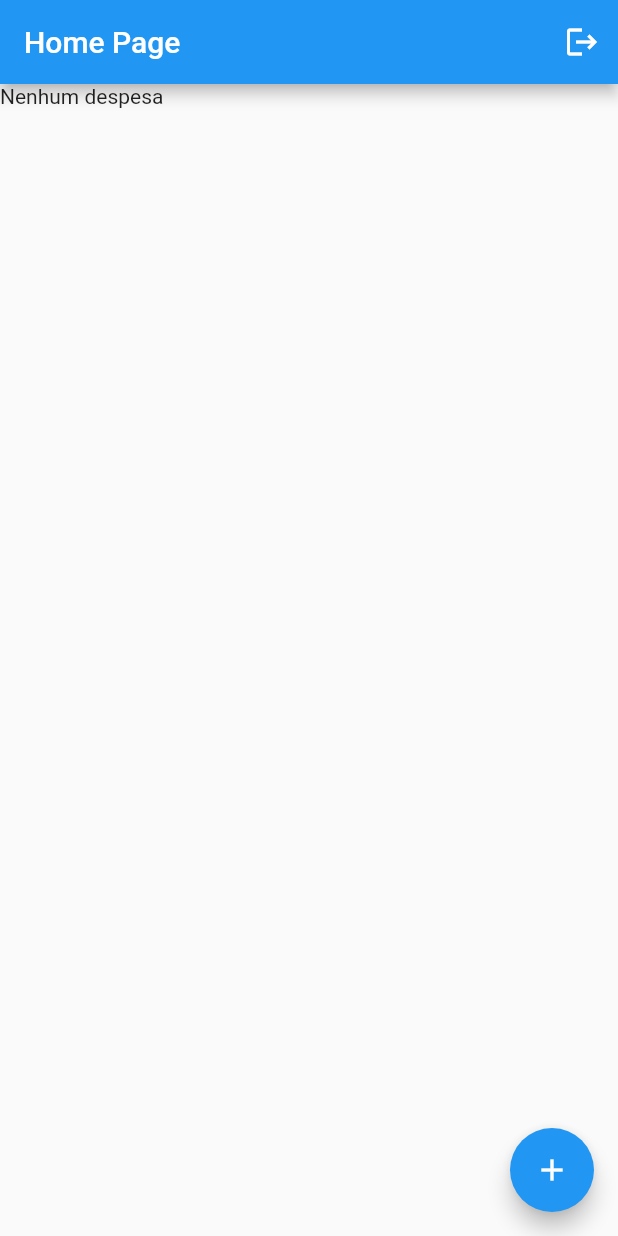
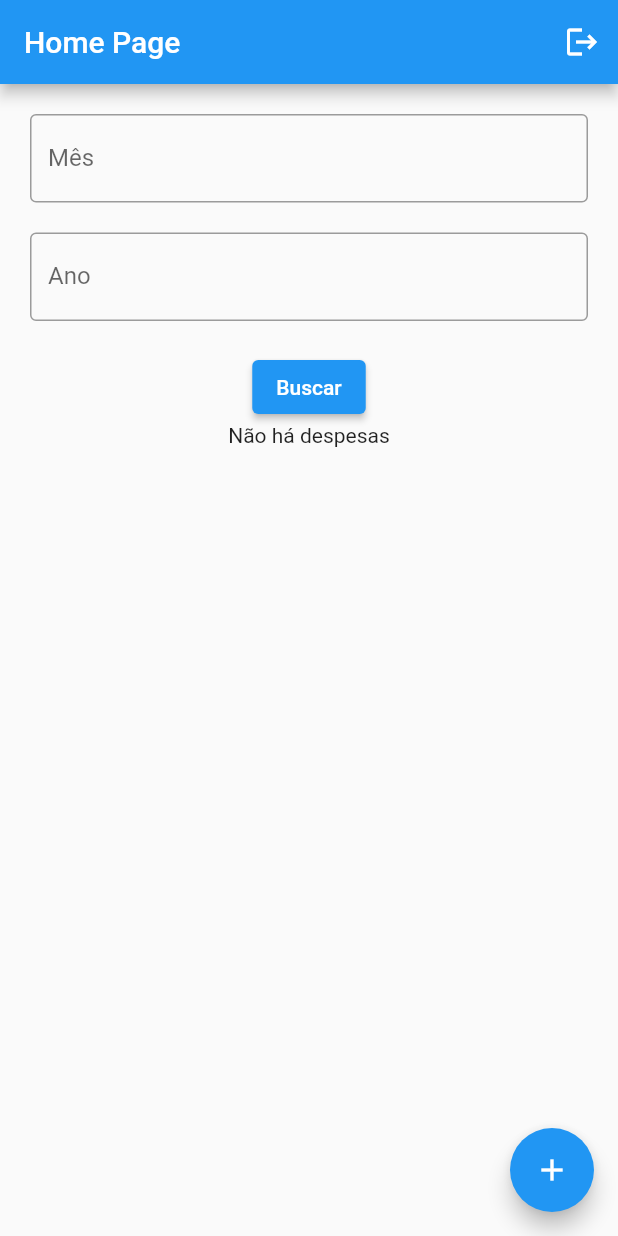
Before and after one commit to gahmorais/desafio_modulo_4_flutter, a Flutter app: the screen it shows once a user with an empty profile is signed in, on a phone screen of 412 x 824 dp. Run offline on Flutter 3.47's test engine with Material 2 defaults, Android fonts, the phone set to English and light mode, and no system bars; our stand-ins replace firebase_auth, firebase_core, firebase_database; accounts and stored records are empty.

Commit message:
Realizado implementação de busca e atualização dos dados. Exibição do saldo total do mes

```diff
--- a/lib/pages/home_page.dart
+++ b/lib/pages/home_page.dart
@@ -1,12 +1,8 @@
-import 'dart:convert';
-
 import 'package:desafio_modulo_4/data/database.dart';
 import 'package:desafio_modulo_4/despesa.dart';
 import 'package:desafio_modulo_4/pages/insert_expense.dart';
 import 'package:desafio_modulo_4/services/AuthService.dart';
 import 'package:firebase_auth/firebase_auth.dart';
-import 'package:firebase_database/ui/firebase_animated_list.dart';
-import 'package:flutter/cupertino.dart';
 import 'package:flutter/material.dart';
 
 class HomePage extends StatefulWidget {
@@ -19,7 +15,11 @@ class HomePage extends StatefulWidget {
 class _HomePageState extends State<HomePage> {
   final AuthService authService = AuthService(auth: FirebaseAuth.instance);
   final Database database = Database();
-  List<Despesa> despesas = [];
+  List<Despesa> expenses = [];
+
+  var monthController = TextEditingController();
+  var yearController = TextEditingController();
+
   User? user;
 
   @override
@@ -35,7 +35,7 @@ class _HomePageState extends State<HomePage> {
           return Despesa.fromJson(item.value as Map);
         }).toList();
         setState(() {
-          despesas = desp;
+          expenses = desp;
         });
       });
       // final d = Despesa(descricao: "TESTe", tipo: "TESTE", valor: "550");
@@ -65,17 +65,95 @@ class _HomePageState extends State<HomePage> {
           },
           child: Icon(Icons.add),
         ),
-        body: ListView(
-          children: despesas.isNotEmpty
-              ? despesas.map((despesa) {
+        body: Padding(
+          padding: EdgeInsets.all(20.0),
+          child: Column(
+            children: [
+              TextField(
+                controller: monthController,
+                keyboardType: TextInputType.number,
+                decoration: InputDecoration(
+                  labelText: "Mês",
+                  border: OutlineInputBorder(),
+                ),
+              ),
+              SizedBox(
+                height: 20.0,
+              ),
+              TextField(
+                controller: yearController,
+                keyboardType: TextInputType.number,
+                decoration: InputDecoration(
+                  labelText: "Ano",
+                  border: OutlineInputBorder(),
+                ),
+              ),
+              SizedBox(
+                height: 20.0,
+              ),
+              ElevatedButton(
+                  onPressed: () {
+                    String month = monthController.text;
+                    String year = yearController.text;
+                    if (month.isEmpty) {
+                      return;
+                    }
+                    if (year.isEmpty) {
+                      return;
+                    }
+
+                    getFinances(month: month, year: year, userId: user!.uid);
+                  },
+                  child: Text("Buscar")),
+              expenses.isNotEmpty
+                  ? Expanded(
+                      child: ListView(
+                      shrinkWrap: true,
+                      children: [
+                        ...expenses.map((despesa) {
                           return ListTile(
                             title: Text(despesa.descricao),
                             subtitle: Text(despesa.tipo),
                             trailing: Text(
                                 "R\$ ${double.parse(despesa.valor).toStringAsFixed(2)}"),
                           );
-                }).toList()
-              : [const Text("Nenhum despesa")],
+                        }).toList(),
+                        ListTile(
+                          title: Text("Total"),
+                          trailing: Text("R\$ ${result(expenses).toStringAsFixed(2)}"),
+                        )
+                      ],
+                    ))
+                  : Text("Não há despesas")
+            ],
+          ),
         ));
   }
+
+  double result(List<Despesa> expense) {
+    double total = 0;
+    expenses.forEach((element) {
+      if (element.tipo == "despesa") {
+        total = total - double.parse(element.valor);
+      } else {
+        total = total + double.parse(element.valor);
       }
+    });
+    return total;
+  }
+
+  void getFinances(
+      {required String month, required String year, required String userId}) {
+    database
+        .getFinancesByDate(userId: userId, year: year, month: month)
+        .onValue
+        .listen((event) {
+      final desp = event.snapshot.children.map((item) {
+        return Despesa.fromJson(item.value as Map);
+      }).toList();
+      setState(() {
+        expenses = desp;
+      });
+    });
+  }
+}
```
Lines whose indentation alone changed are shown as unchanged.
